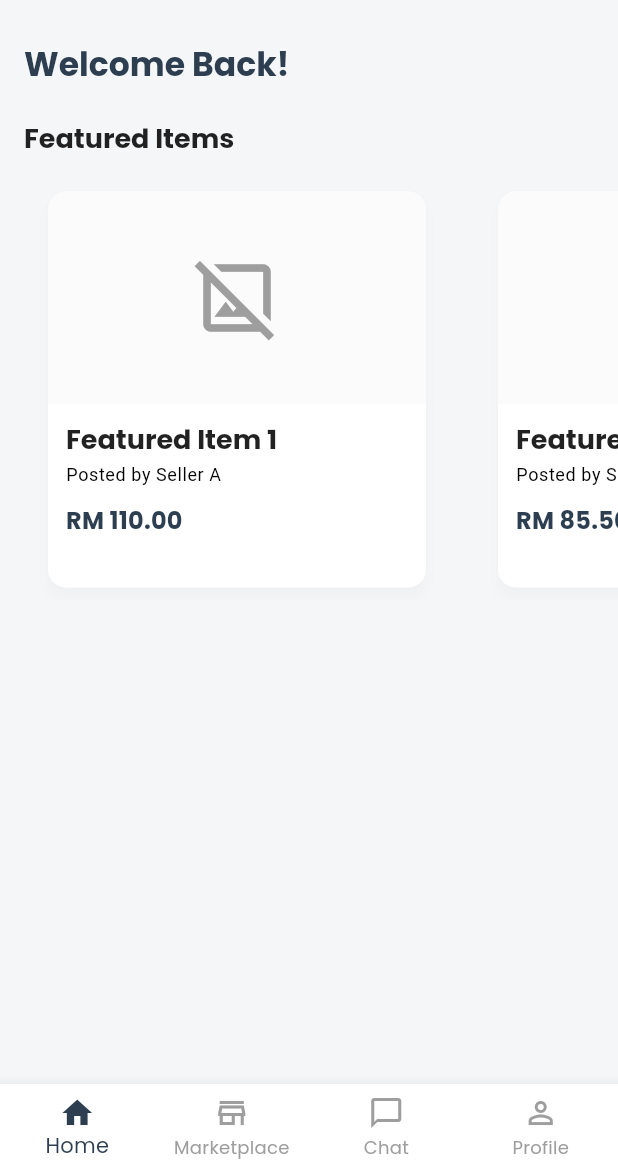
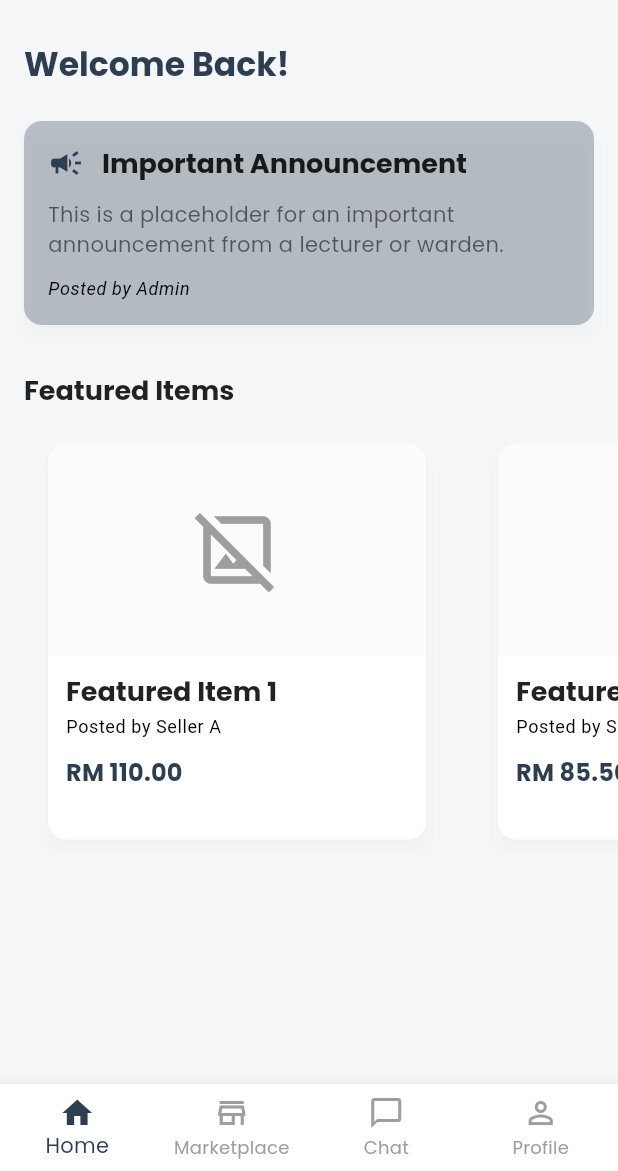
Before and after one commit to ShifyMeow/final_commutrade, a Flutter app: the screen it shows after launch, on a phone screen of 412 x 824 dp, the part 65-1236 px from its top. Run offline on Flutter 3.47's test engine with Material 3 defaults, Android fonts, the phone set to English and light mode, and no system bars; our stand-ins replace google_fonts.

Commit message:
Version 0.0.2

```diff
--- a/lib/screens/home/home_screen.dart
+++ b/lib/screens/home/home_screen.dart
@@ -1,5 +1,5 @@
 import 'package:final_commutrade/theme/app_theme_notifier.dart';
-import 'package:final_commutrade/widgets/announcement_card.dart'; // We will add this import
+import 'package:final_commutrade/widgets/announcement_card.dart';
 import 'package:final_commutrade/widgets/item_card.dart';
 import 'package:flutter/material.dart';
 import 'package:provider/provider.dart';
@@ -7,7 +7,7 @@ import 'package:provider/provider.dart';
 class HomeScreen extends StatelessWidget {
   const HomeScreen({super.key});
 
-  // Placeholder data for the announcement
+  // Generic placeholder data for the announcement
   final Map<String, String> _announcement = const {
     'title': 'Important Announcement',
     'content': 'This is a placeholder for an important announcement from a lecturer or warden.',
@@ -76,7 +76,12 @@ class HomeScreen extends StatelessWidget {
               const SizedBox(height: 24),
 
               // --- Announcement Section ---
-              // We will add this section in the next step, but the overflow fix is below
+              AnnouncementCard(
+                title: _announcement['title']!,
+                content: _announcement['content']!,
+                author: _announcement['author']!,
+              ),
+              const SizedBox(height: 32), // More space after the announcement
 
               // --- Featured Items Section ---
               Padding(
@@ -88,9 +93,7 @@ class HomeScreen extends StatelessWidget {
               ),
               const SizedBox(height: 16),
               SizedBox(
-                // *** THE FIX IS HERE ***
-                // Increased height from 260 to 280 to prevent overflow
-                height: 280,
+                height: 280, // Height is now corrected to 280
                 child: ListView.builder(
                   scrollDirection: Axis.horizontal,
                   itemCount: _featuredItems.length,
@@ -99,7 +102,6 @@ class HomeScreen extends StatelessWidget {
                     final item = _featuredItems[index];
                     return SizedBox(
                       width: 300,
-                      // We wrap the ItemCard in Padding to give it space
                       child: Padding(
                         padding: const EdgeInsets.symmetric(horizontal: 8.0),
                         child: ItemCard(
```
